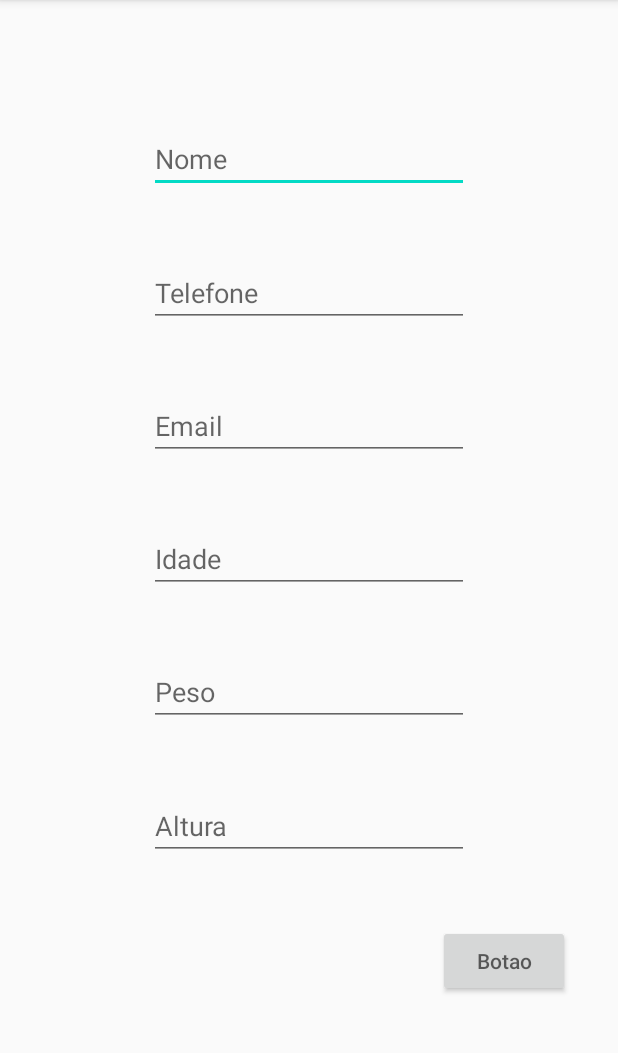
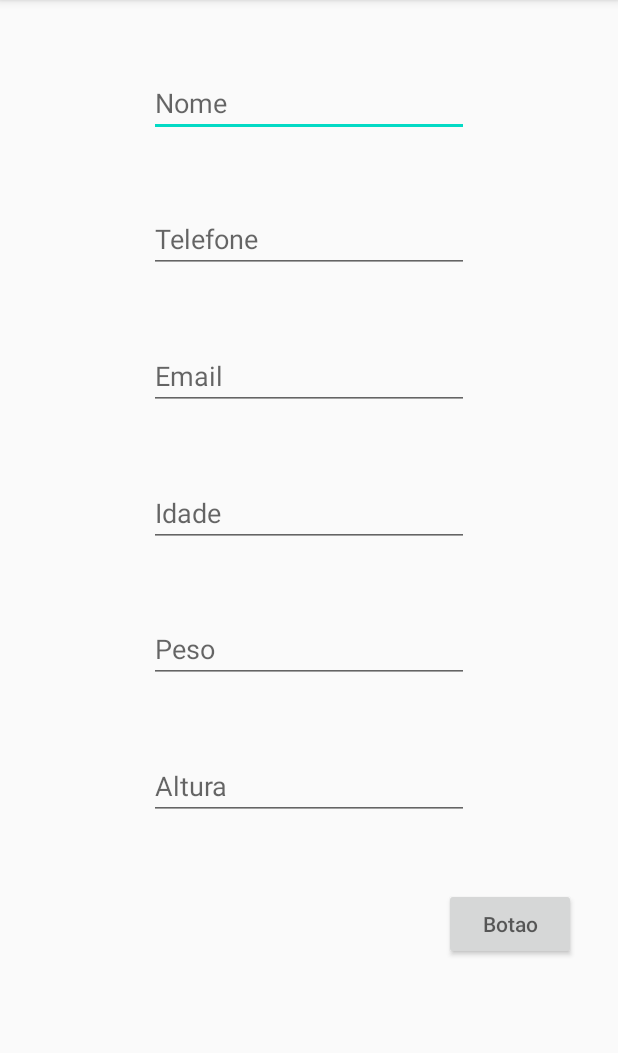
Before and after one commit to GSaraiva15/Dados_Pessoais, an Android app: the screen it shows after launch (MainActivity), on a phone screen of 412 x 824 dp, the part 84-1137 px from its top. Run offline under Robolectric (Android 15) with nearby library versions, the phone set to English and light mode, and no system bars.

```diff
--- a/app/src/main/res/layout/activity_main.xml
+++ b/app/src/main/res/layout/activity_main.xml
@@ -10,9 +10,9 @@
         android:id="@+id/buttonEnviar"
         android:layout_width="wrap_content"
         android:layout_height="wrap_content"
-        android:layout_marginEnd="32dp"
-        android:layout_marginRight="32dp"
-        android:layout_marginBottom="60dp"
+        android:layout_marginEnd="28dp"
+        android:layout_marginRight="28dp"
+        android:layout_marginBottom="82dp"
         android:hint="@string/Botao"
         android:onClick="enviaMensagem"
         app:layout_constraintBottom_toBottomOf="parent"
@@ -26,7 +26,6 @@
         android:layout_height="wrap_content"
         android:layout_marginStart="16dp"
         android:layout_marginLeft="16dp"
-        android:layout_marginTop="40dp"
         android:layout_marginEnd="16dp"
         android:layout_marginRight="16dp"
         android:ems="10"
@@ -54,6 +53,23 @@
         app:layout_constraintHorizontal_bias="0.5"
         app:layout_constraintStart_toStartOf="parent"
         app:layout_constraintTop_toBottomOf="@+id/editTextNome" />
+
+    <EditText
+        android:id="@+id/editTextAltura"
+        android:layout_width="wrap_content"
+        android:layout_height="wrap_content"
+        android:layout_marginStart="16dp"
+        android:layout_marginLeft="16dp"
+        android:layout_marginEnd="16dp"
+        android:layout_marginRight="16dp"
+        android:ems="10"
+        android:hint="@string/editAltura"
+        android:inputType="numberDecimal"
+        app:layout_constraintBottom_toTopOf="@+id/buttonEnviar"
+        app:layout_constraintEnd_toEndOf="parent"
+        app:layout_constraintHorizontal_bias="0.5"
+        app:layout_constraintStart_toStartOf="parent"
+        app:layout_constraintTop_toBottomOf="@+id/editTextPeso" />
 
     <EditText
         android:id="@+id/editTextEmail"
@@ -106,21 +122,4 @@
         app:layout_constraintStart_toStartOf="parent"
         app:layout_constraintTop_toBottomOf="@+id/editTextIdade" />
 
-    <EditText
-        android:id="@+id/editTextAltura"
-        android:layout_width="wrap_content"
-        android:layout_height="wrap_content"
-        android:layout_marginStart="16dp"
-        android:layout_marginLeft="16dp"
-        android:layout_marginEnd="16dp"
-        android:layout_marginRight="16dp"
-        android:ems="10"
-        android:hint="@string/editAltura"
-        android:inputType="numberDecimal"
-        app:layout_constraintBottom_toTopOf="@+id/buttonEnviar"
-        app:layout_constraintEnd_toEndOf="parent"
-        app:layout_constraintHorizontal_bias="0.5"
-        app:layout_constraintStart_toStartOf="parent"
-        app:layout_constraintTop_toBottomOf="@+id/editTextPeso" />
-
 </androidx.constraintlayout.widget.ConstraintLayout>
```
Also changed, not shown: app/src/main/res/layout/activity_mostra2.xml (+6 -76 lines).
